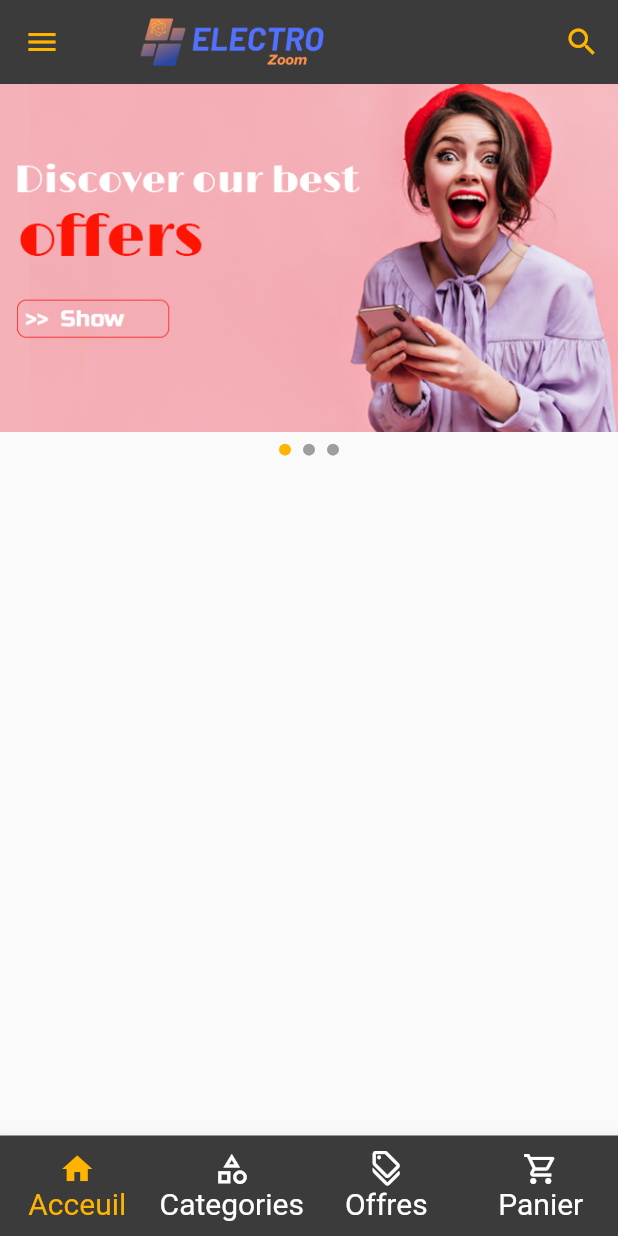
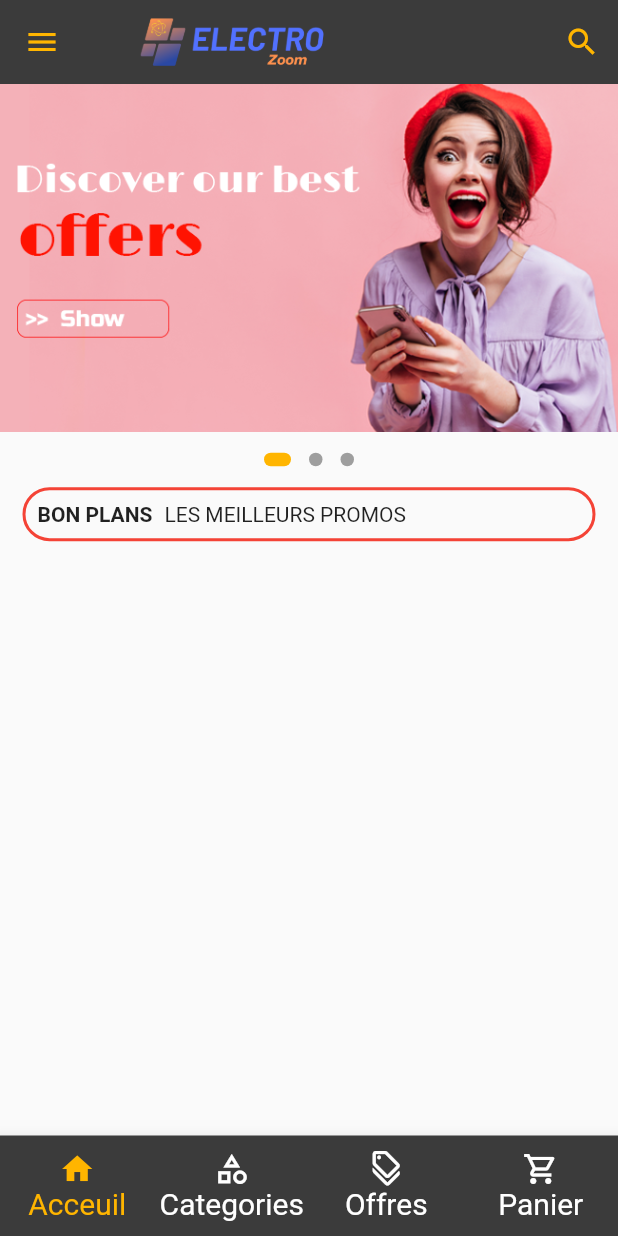
Before and after one commit to NihalBenarbiya/Flutter_Ecommerce, a Flutter app: the screen it shows after launch, on a phone screen of 412 x 824 dp. Run offline on Flutter 3.47's test engine with Material 2 defaults, Android fonts, the phone set to English and light mode, and no system bars; drawn by our look-alikes of carousel_slider, dots_indicator.

Commit message:
version02

```diff
--- a/lib/main.dart
+++ b/lib/main.dart
@@ -1,5 +1,6 @@
 import 'package:flutter/material.dart';
 import 'package:carousel_slider/carousel_slider.dart';
+import 'package:dots_indicator/dots_indicator.dart';
 
 void main() {
   runApp(MaterialApp(
@@ -8,9 +9,23 @@ void main() {
   ));
 }
 
+class Product {
+  final String name;
+  final String imageUrl;
+  final double price;
+
+  Product({required this.name, required this.imageUrl, required this.price});
+}
+
 class HomePage extends StatefulWidget {
   @override
   _HomePageState createState() => _HomePageState();
+
+  final List<Product> products = [
+    Product(name: 'Product 1', imageUrl: 'assets/product1.jpg', price: 25.99),
+    Product(name: 'Product 2', imageUrl: 'assets/product2.jpg', price: 19.99),
+    Product(name: 'Product 3', imageUrl: 'assets/product3.jpg', price: 14.99),
+  ];
 }
 
 class _HomePageState extends State<HomePage> {
@@ -82,27 +97,45 @@ class _HomePageState extends State<HomePage> {
               ),
               Padding(
                 padding: EdgeInsets.symmetric(vertical: 8.0),
+                child: DotsIndicator(
+                  // Use the DotsIndicator widget here
+                  dotsCount: imageUrls.length, // Set the number of dots
+                  position: _currentCarouselIndex
+                      .toDouble(), // Set the current active dot
+                  decorator: DotsDecorator(
+                    size: const Size.square(9.0),
+                    activeSize: const Size(18.0, 9.0),
+                    activeShape: RoundedRectangleBorder(
+                        borderRadius: BorderRadius.circular(5.0)),
+                    activeColor: Color.fromRGBO(255, 181, 0, 1),
+                  ),
+                ),
+              ),
+              Container(
+                margin: EdgeInsets.symmetric(
+                    horizontal: 15.0), // Adds space from left and right
+                padding: EdgeInsets.all(8.0),
+                decoration: BoxDecoration(
+                  color: Colors.transparent,
+                  borderRadius: BorderRadius.circular(20.0),
+                  border: Border.all(
+                    color: Colors.red,
+                    width: 2.0,
+                  ),
+                ),
                 child: Row(
-                  mainAxisAlignment: MainAxisAlignment.center,
-                  children: imageUrls.map((url) {
-                    int index = imageUrls.indexOf(url);
-                    return GestureDetector(
-                      onTap: () {
-                        _carouselController.jumpToPage(index);
-                      },
-                      child: Container(
-                        width: 8.0,
-                        height: 8.0,
-                        margin: EdgeInsets.symmetric(horizontal: 4.0),
-                        decoration: BoxDecoration(
-                          shape: BoxShape.circle,
-                          color: _currentCarouselIndex == index
-                              ? Color.fromRGBO(255, 181, 0, 1) // Active dot color
-                              : Colors.grey, // Inactive dot color
-                        ),
+                  children: [
+                    Text(
+                      'BON PLANS',
+                      style: TextStyle(
+                        fontWeight: FontWeight.bold,
                       ),
-                    );
-                  }).toList(),
+                    ),
+                    SizedBox(width: 8.0),
+                    Text(
+                      'LES MEILLEURS PROMOS',
+                    ),
+                  ],
                 ),
               ),
             ],
@@ -141,7 +174,7 @@ class _HomePageState extends State<HomePage> {
         selectedItemColor: Color.fromRGBO(
             255, 181, 0, 1), // Add this line to change the selected item color
         unselectedItemColor:
-        Colors.white, // Add this line to change the unselected item color
+            Colors.white, // Add this line to change the unselected item color
       ),
       drawer: Drawer(
         backgroundColor: const Color.fromRGBO(255, 255, 255, 1),
--- a/pubspec.yaml
+++ b/pubspec.yaml
@@ -31,6 +31,7 @@ dependencies:
   flutter:
     sdk: flutter
   carousel_slider : ^4.2.1
+  dots_indicator: ^2.1.1
 
 
 
```
Also changed, not shown: pubspec.lock.
